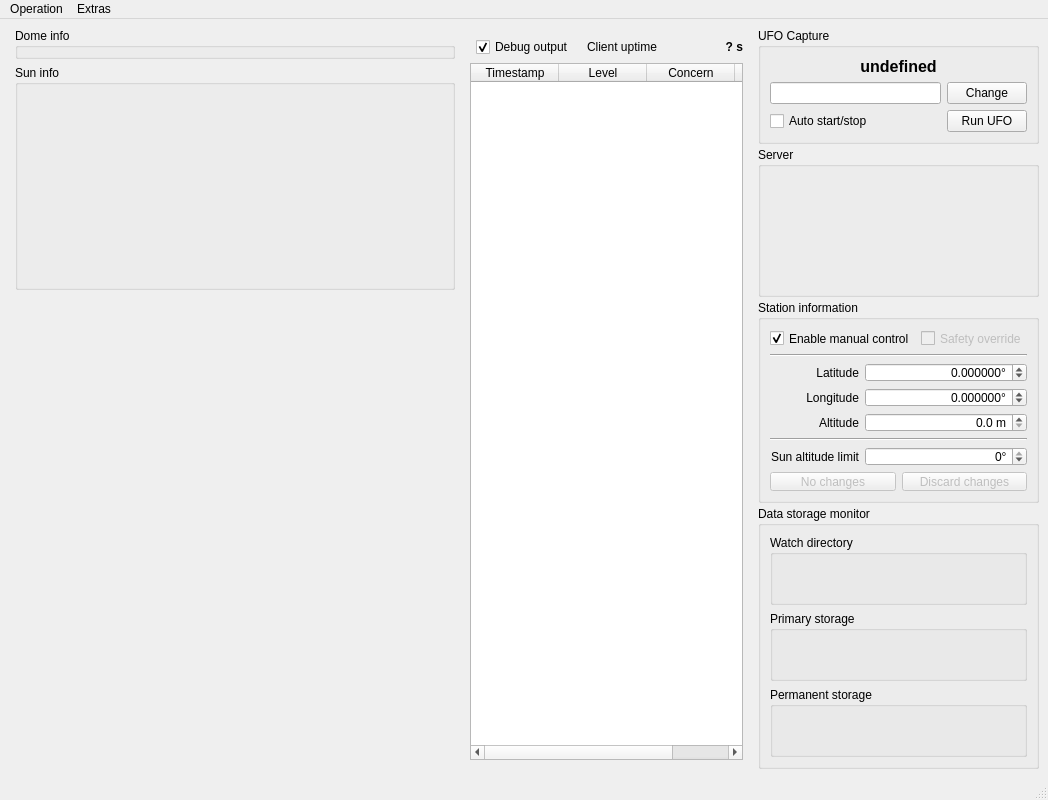
First picture: the form in mainwindow.ui, repository AMOS-uniba/amos-client, before the edit.
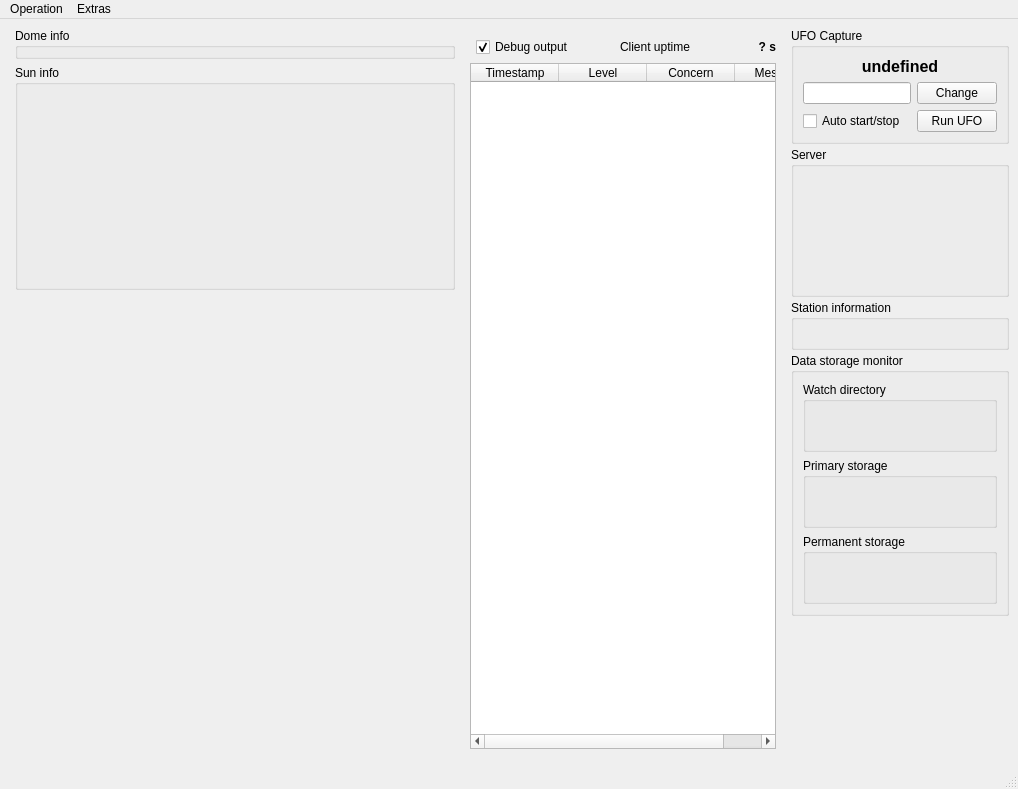
Second picture: the form after the edit. Icons and pictures are not drawn. Custom widgets are drawn as their Qt base class.

Commit message: QStation now working

```diff
--- a/mainwindow.ui
+++ b/mainwindow.ui
@@ -388,230 +388,13 @@
          <property name="minimumSize">
           <size>
            <width>0</width>
-           <height>203</height>
+           <height>50</height>
           </size>
          </property>
          <property name="title">
           <string>Station information</string>
          </property>
-         <layout class="QGridLayout" name="gridLayout_3">
-          <item row="12" column="0">
-           <widget class="QLabel" name="lx_darkness_limit">
-            <property name="text">
-             <string>Sun altitude limit</string>
-            </property>
-            <property name="alignment">
-             <set>Qt::AlignRight|Qt::AlignTrailing|Qt::AlignVCenter</set>
-            </property>
-           </widget>
-          </item>
-          <item row="12" column="1" colspan="3">
-           <widget class="QDoubleSpinBox" name="dsb_darkness_limit">
-            <property name="toolTip">
-             <string>darkness limit for opening the cover</string>
-            </property>
-            <property name="alignment">
-             <set>Qt::AlignRight|Qt::AlignTrailing|Qt::AlignVCenter</set>
-            </property>
-            <property name="showGroupSeparator" stdset="0">
-             <bool>true</bool>
-            </property>
-            <property name="suffix">
-             <string>°</string>
-            </property>
-            <property name="decimals">
-             <number>0</number>
-            </property>
-            <property name="minimum">
-             <double>-18.000000000000000</double>
-            </property>
-            <property name="maximum">
-             <double>0.000000000000000</double>
-            </property>
-            <property name="singleStep">
-             <double>0.500000000000000</double>
-            </property>
-           </widget>
-          </item>
-          <item row="0" column="0" colspan="2">
-           <widget class="QCheckBox" name="cb_manual">
-            <property name="text">
-             <string>Enable manual control</string>
-            </property>
-            <property name="checked">
-             <bool>true</bool>
-            </property>
-           </widget>
-          </item>
-          <item row="0" column="2" colspan="2">
-           <widget class="QCheckBox" name="cb_safety_override">
-            <property name="enabled">
-             <bool>false</bool>
-            </property>
-            <property name="text">
-             <string>Safety override</string>
-            </property>
-           </widget>
-          </item>
-          <item row="15" column="0" colspan="4">
-           <layout class="QHBoxLayout" name="hl_station_info">
-            <item>
-             <widget class="QPushButton" name="bt_station_apply">
-              <property name="enabled">
-               <bool>false</bool>
-              </property>
-              <property name="toolTip">
-               <string>save the changes</string>
-              </property>
-              <property name="text">
-               <string>No changes</string>
-              </property>
-             </widget>
-            </item>
-            <item>
-             <widget class="QPushButton" name="bt_station_reset">
-              <property name="enabled">
-               <bool>false</bool>
-              </property>
-              <property name="toolTip">
-               <string>reset the changes</string>
-              </property>
-              <property name="text">
-               <string>Discard changes</string>
-              </property>
-             </widget>
-            </item>
-           </layout>
-          </item>
-          <item row="5" column="1" colspan="3">
-           <widget class="QDoubleSpinBox" name="dsb_latitude">
-            <property name="toolTip">
-             <string>geographic latitude of the station</string>
-            </property>
-            <property name="alignment">
-             <set>Qt::AlignRight|Qt::AlignTrailing|Qt::AlignVCenter</set>
-            </property>
-            <property name="showGroupSeparator" stdset="0">
-             <bool>true</bool>
-            </property>
-            <property name="suffix">
-             <string>°</string>
-            </property>
-            <property name="decimals">
-             <number>6</number>
-            </property>
-            <property name="minimum">
-             <double>-90.000000000000000</double>
-            </property>
-            <property name="maximum">
-             <double>90.000000000000000</double>
-            </property>
-            <property name="singleStep">
-             <double>0.000001000000000</double>
-            </property>
-           </widget>
-          </item>
-          <item row="8" column="1" colspan="3">
-           <widget class="QDoubleSpinBox" name="dsb_longitude">
-            <property name="toolTip">
-             <string>geographic longitude of the station</string>
-            </property>
-            <property name="alignment">
-             <set>Qt::AlignRight|Qt::AlignTrailing|Qt::AlignVCenter</set>
-            </property>
-            <property name="showGroupSeparator" stdset="0">
-             <bool>true</bool>
-            </property>
-            <property name="suffix">
-             <string>°</string>
-            </property>
-            <property name="decimals">
-             <number>6</number>
-            </property>
-            <property name="minimum">
-             <double>-180.000000000000000</double>
-            </property>
-            <property name="maximum">
-             <double>180.000000000000000</double>
-            </property>
-            <property name="singleStep">
-             <double>0.000001000000000</double>
-            </property>
-           </widget>
-          </item>
-          <item row="4" column="0" colspan="4">
-           <widget class="Line" name="line">
-            <property name="orientation">
-             <enum>Qt::Horizontal</enum>
-            </property>
-           </widget>
-          </item>
-          <item row="11" column="0" colspan="4">
-           <widget class="Line" name="line_2">
-            <property name="orientation">
-             <enum>Qt::Horizontal</enum>
-            </property>
-           </widget>
-          </item>
-          <item row="10" column="0">
-           <widget class="QLabel" name="lx_alt">
-            <property name="text">
-             <string>Altitude</string>
-            </property>
-            <property name="alignment">
-             <set>Qt::AlignRight|Qt::AlignTrailing|Qt::AlignVCenter</set>
-            </property>
-           </widget>
-          </item>
-          <item row="5" column="0">
-           <widget class="QLabel" name="lx_lat">
-            <property name="text">
-             <string>Latitude</string>
-            </property>
-            <property name="alignment">
-             <set>Qt::AlignRight|Qt::AlignTrailing|Qt::AlignVCenter</set>
-            </property>
-           </widget>
-          </item>
-          <item row="8" column="0">
-           <widget class="QLabel" name="lx_lon">
-            <property name="text">
-             <string>Longitude</string>
-            </property>
-            <property name="alignment">
-             <set>Qt::AlignRight|Qt::AlignTrailing|Qt::AlignVCenter</set>
-            </property>
-           </widget>
-          </item>
-          <item row="10" column="1" colspan="3">
-           <widget class="QDoubleSpinBox" name="dsb_altitude">
-            <property name="toolTip">
-             <string>altitude above mean sea level</string>
-            </property>
-            <property name="alignment">
-             <set>Qt::AlignRight|Qt::AlignTrailing|Qt::AlignVCenter</set>
-            </property>
-            <property name="showGroupSeparator" stdset="0">
-             <bool>true</bool>
-            </property>
-            <property name="suffix">
-             <string> m</string>
-            </property>
-            <property name="decimals">
-             <number>1</number>
-            </property>
-            <property name="minimum">
-             <double>0.000000000000000</double>
-            </property>
-            <property name="maximum">
-             <double>65535.000000000000000</double>
-            </property>
-            <property name="singleStep">
-             <double>0.100000000000000</double>
-            </property>
-           </widget>
-          </item>
-         </layout>
+         <layout class="QGridLayout" name="gridLayout_3"/>
         </widget>
        </item>
        <item>
```
Left out of the diff: 5 changed lines with no effect on the pictures. The commit also changes 17 other files.
